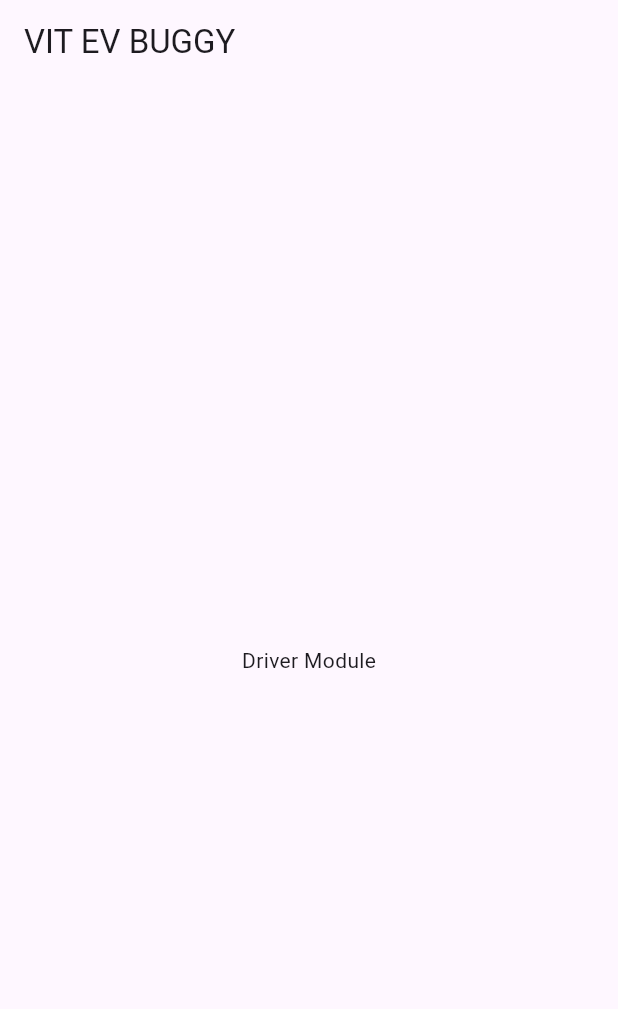
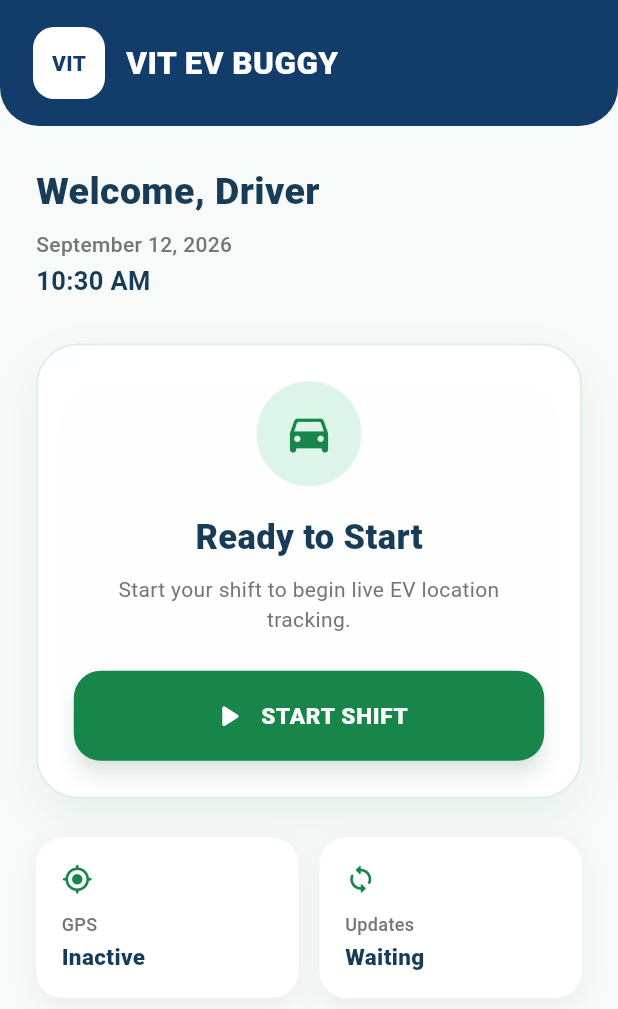
Before and after one commit to SaiPrashanth1602/VIT-EV-BUGGY-FIREBASE, a Flutter app: the screen it shows after launch, on a phone screen of 412 x 824 dp. Shown: the top 1009 px of the screen. Run offline on Flutter 3.47's test engine with Material 3 defaults, Android fonts, the phone set to English and light mode, and no system bars; our stand-ins replace geolocator.

Commit message:
implemented driver screen + gps tracking

```diff
--- a/lib/main.dart
+++ b/lib/main.dart
@@ -1,4 +1,6 @@
 import 'package:flutter/material.dart';
+
+import 'screens/driver/driver_home_screen.dart';
 
 void main() {
   runApp(const VitEvBuggyApp());
@@ -12,10 +14,8 @@ class VitEvBuggyApp extends StatelessWidget {
     return MaterialApp(
       debugShowCheckedModeBanner: false,
       title: 'VIT EV BUGGY',
-      home: Scaffold(
-        appBar: AppBar(title: const Text('VIT EV BUGGY')),
-        body: const Center(child: Text('Driver Module')),
-      ),
+      theme: ThemeData(useMaterial3: true, fontFamily: 'Roboto'),
+      home: const DriverHomeScreen(),
     );
   }
 }
--- a/lib/screens/driver/driver_home_screen.dart
+++ b/lib/screens/driver/driver_home_screen.dart
@@ -0,0 +1,545 @@
+import 'dart:async';
+
+import 'package:flutter/material.dart';
+
+import '../../services/location_service.dart';
+
+class DriverHomeScreen extends StatefulWidget {
+  const DriverHomeScreen({super.key});
+
+  @override
+  State<DriverHomeScreen> createState() => _DriverHomeScreenState();
+}
+
+class _DriverHomeScreenState extends State<DriverHomeScreen> {
+  final LocationService _locationService = LocationService();
+
+  Timer? _clockTimer;
+
+  DateTime _currentDateTime = DateTime.now();
+
+  bool _shiftActive = false;
+  bool _isProcessing = false;
+
+  // Temporary pilot value.
+  // In production this will come from the backend
+  // using the authenticated driver's ID.
+  final String _vehicleId = 'EV1';
+
+  // Temporary pilot value.
+  // In production this will come from the logged-in driver.
+  final String _driverName = 'Driver';
+
+  @override
+  void initState() {
+    super.initState();
+
+    _clockTimer = Timer.periodic(const Duration(seconds: 1), (_) {
+      if (!mounted) {
+        return;
+      }
+
+      setState(() {
+        _currentDateTime = DateTime.now();
+      });
+    });
+  }
+
+  @override
+  void dispose() {
+    _clockTimer?.cancel();
+    _locationService.stopTracking();
+    super.dispose();
+  }
+
+  Future<void> _startShift() async {
+    if (_isProcessing || _shiftActive) {
+      return;
+    }
+
+    setState(() {
+      _isProcessing = true;
+    });
+
+    final started = await _locationService.startTracking(vehicleId: _vehicleId);
+
+    if (!mounted) {
+      return;
+    }
+
+    setState(() {
+      _isProcessing = false;
+      _shiftActive = started;
+    });
+
+    if (!started) {
+      _showMessage('Location permission or GPS service is unavailable.');
+    }
+  }
+
+  Future<void> _endShift() async {
+    if (_isProcessing || !_shiftActive) {
+      return;
+    }
+
+    setState(() {
+      _isProcessing = true;
+    });
+
+    await _locationService.stopTracking();
+
+    if (!mounted) {
+      return;
+    }
+
+    setState(() {
+      _isProcessing = false;
+      _shiftActive = false;
+    });
+
+    _showMessage('Shift ended successfully.');
+  }
+
+  void _showMessage(String message) {
+    ScaffoldMessenger.of(context)
+      ..hideCurrentSnackBar()
+      ..showSnackBar(
+        SnackBar(content: Text(message), behavior: SnackBarBehavior.floating),
+      );
+  }
+
+  String get _formattedTime {
+    final hour = _currentDateTime.hour;
+    final minute = _currentDateTime.minute;
+
+    final period = hour >= 12 ? 'PM' : 'AM';
+    final displayHour = hour % 12 == 0 ? 12 : hour % 12;
+
+    return '$displayHour:${minute.toString().padLeft(2, '0')} $period';
+  }
+
+  String get _formattedDate {
+    const months = [
+      'January',
+      'February',
+      'March',
+      'April',
+      'May',
+      'June',
+      'July',
+      'August',
+      'September',
+      'October',
+      'November',
+      'December',
+    ];
+
+    return '${months[_currentDateTime.month - 1]} '
+        '${_currentDateTime.day}, '
+        '${_currentDateTime.year}';
+  }
+
+  @override
+  Widget build(BuildContext context) {
+    return Scaffold(
+      backgroundColor: const Color(0xFFF8FAF9),
+      body: SafeArea(
+        child: Column(
+          children: [
+            _buildHeader(),
+            Expanded(
+              child: SingleChildScrollView(
+                padding: const EdgeInsets.fromLTRB(24, 26, 24, 32),
+                child: Column(
+                  crossAxisAlignment: CrossAxisAlignment.start,
+                  children: [
+                    _buildWelcomeSection(),
+                    const SizedBox(height: 30),
+                    if (_shiftActive)
+                      _buildActiveShiftCard()
+                    else
+                      _buildStartShiftCard(),
+                    const SizedBox(height: 26),
+                    _buildInfoSection(),
+                  ],
+                ),
+              ),
+            ),
+          ],
+        ),
+      ),
+    );
+  }
+
+  Widget _buildHeader() {
+    return Container(
+      width: double.infinity,
+      padding: const EdgeInsets.fromLTRB(22, 18, 22, 18),
+      decoration: const BoxDecoration(
+        color: Color(0xFF123C69),
+        borderRadius: BorderRadius.vertical(bottom: Radius.circular(26)),
+      ),
+      child: Row(
+        children: [
+          Container(
+            width: 48,
+            height: 48,
+            decoration: BoxDecoration(
+              color: Colors.white,
+              borderRadius: BorderRadius.circular(14),
+            ),
+            child: const Center(
+              child: Text(
+                'VIT',
+                style: TextStyle(
+                  color: Color(0xFF123C69),
+                  fontSize: 14,
+                  fontWeight: FontWeight.w800,
+                ),
+              ),
+            ),
+          ),
+          const SizedBox(width: 14),
+          const Expanded(
+            child: Text(
+              'VIT EV BUGGY',
+              style: TextStyle(
+                color: Colors.white,
+                fontSize: 21,
+                fontWeight: FontWeight.w800,
+                letterSpacing: 0.3,
+              ),
+            ),
+          ),
+        ],
+      ),
+    );
+  }
+
+  Widget _buildWelcomeSection() {
+    return Column(
+      crossAxisAlignment: CrossAxisAlignment.start,
+      children: [
+        Text(
+          'Welcome, $_driverName',
+          style: const TextStyle(
+            color: Color(0xFF183B56),
+            fontSize: 25,
+            fontWeight: FontWeight.w800,
+          ),
+        ),
+        const SizedBox(height: 7),
+        Text(
+          _formattedDate,
+          style: TextStyle(
+            color: Colors.grey.shade600,
+            fontSize: 14,
+            fontWeight: FontWeight.w500,
+          ),
+        ),
+        const SizedBox(height: 2),
+        Text(
+          _formattedTime,
+          style: const TextStyle(
+            color: Color(0xFF183B56),
+            fontSize: 17,
+            fontWeight: FontWeight.w700,
+          ),
+        ),
+      ],
+    );
+  }
+
+  Widget _buildStartShiftCard() {
+    return _buildGlassCard(
+      child: Column(
+        children: [
+          _buildStatusIcon(
+            icon: Icons.directions_car_rounded,
+            background: const Color(0xFFDDF5E8),
+            iconColor: const Color(0xFF18864B),
+          ),
+          const SizedBox(height: 18),
+          const Text(
+            'Ready to Start',
+            style: TextStyle(
+              color: Color(0xFF183B56),
+              fontSize: 23,
+              fontWeight: FontWeight.w800,
+            ),
+          ),
+          const SizedBox(height: 8),
+          Text(
+            'Start your shift to begin live EV location tracking.',
+            textAlign: TextAlign.center,
+            style: TextStyle(
+              color: Colors.grey.shade600,
+              fontSize: 14,
+              height: 1.45,
+            ),
+          ),
+          const SizedBox(height: 24),
+          _buildPrimaryButton(
+            label: 'START SHIFT',
+            icon: Icons.play_arrow_rounded,
+            onPressed: _isProcessing ? null : _startShift,
+            loading: _isProcessing,
+          ),
+        ],
+      ),
+    );
+  }
+
+  Widget _buildActiveShiftCard() {
+    return _buildGlassCard(
+      child: Column(
+        children: [
+          _buildStatusIcon(
+            icon: Icons.location_on_rounded,
+            background: const Color(0xFFDDF5E8),
+            iconColor: const Color(0xFF18864B),
+          ),
+          const SizedBox(height: 18),
+          const Text(
+            'Shift Active',
+            style: TextStyle(
+              color: Color(0xFF183B56),
+              fontSize: 23,
+              fontWeight: FontWeight.w800,
+            ),
+          ),
+          const SizedBox(height: 8),
+          const Text(
+            'Live location tracking is active',
+            style: TextStyle(
+              color: Color(0xFF18864B),
+              fontSize: 14,
+              fontWeight: FontWeight.w600,
+            ),
+          ),
+          const SizedBox(height: 22),
+          Container(
+            width: double.infinity,
+            padding: const EdgeInsets.symmetric(horizontal: 18, vertical: 15),
+            decoration: BoxDecoration(
+              color: const Color(0xFFF2F8F4),
+              borderRadius: BorderRadius.circular(16),
+            ),
+            child: Row(
+              children: [
+                const Icon(
+                  Icons.electric_car_rounded,
+                  color: Color(0xFF18864B),
+                ),
+                const SizedBox(width: 12),
+                const Expanded(
+                  child: Text(
+                    'Assigned Vehicle',
+                    style: TextStyle(
+                      color: Color(0xFF52636F),
+                      fontSize: 13,
+                      fontWeight: FontWeight.w500,
+                    ),
+                  ),
+                ),
+                Text(
+                  _vehicleId,
+                  style: const TextStyle(
+                    color: Color(0xFF183B56),
+                    fontSize: 16,
+                    fontWeight: FontWeight.w800,
+                  ),
+                ),
+              ],
+            ),
+          ),
+          const SizedBox(height: 22),
+          _buildEndShiftButton(),
+        ],
+      ),
+    );
+  }
+
+  Widget _buildInfoSection() {
+    return Row(
+      children: [
+        Expanded(
+          child: _buildInfoCard(
+            Icons.gps_fixed_rounded,
+            'GPS',
+            _shiftActive ? 'Tracking' : 'Inactive',
+          ),
+        ),
+        const SizedBox(width: 14),
+        Expanded(
+          child: _buildInfoCard(
+            Icons.sync_rounded,
+            'Updates',
+            _shiftActive ? 'Live' : 'Waiting',
+          ),
+        ),
+      ],
+    );
+  }
+
+  Widget _buildInfoCard(IconData icon, String title, String value) {
+    return Container(
+      padding: const EdgeInsets.all(17),
+      decoration: BoxDecoration(
+        color: Colors.white,
+        borderRadius: BorderRadius.circular(18),
+        boxShadow: [
+          BoxShadow(
+            color: Colors.black.withValues(alpha: 0.05),
+            blurRadius: 16,
+            offset: const Offset(0, 6),
+          ),
+        ],
+      ),
+      child: Column(
+        crossAxisAlignment: CrossAxisAlignment.start,
+        children: [
+          Icon(icon, size: 21, color: const Color(0xFF18864B)),
+          const SizedBox(height: 11),
+          Text(
+            title,
+            style: TextStyle(
+              color: Colors.grey.shade600,
+              fontSize: 12,
+              fontWeight: FontWeight.w500,
+            ),
+          ),
+          const SizedBox(height: 3),
+          Text(
+            value,
+            style: const TextStyle(
+              color: Color(0xFF183B56),
+              fontSize: 15,
+              fontWeight: FontWeight.w800,
+            ),
+          ),
+        ],
+      ),
+    );
+  }
+
+  Widget _buildGlassCard({required Widget child}) {
+    return Container(
+      width: double.infinity,
+      padding: const EdgeInsets.all(24),
+      decoration: BoxDecoration(
+        color: Colors.white.withValues(alpha: 0.96),
+        borderRadius: BorderRadius.circular(28),
+        border: Border.all(color: const Color(0xFFDDEEE4), width: 1.2),
+        boxShadow: [
+          BoxShadow(
+            color: const Color(0xFF18864B).withValues(alpha: 0.08),
+            blurRadius: 28,
+            offset: const Offset(0, 12),
+          ),
+        ],
+      ),
+      child: child,
+    );
+  }
+
+  Widget _buildStatusIcon({
+    required IconData icon,
+    required Color background,
+    required Color iconColor,
+  }) {
+    return Container(
+      width: 70,
+      height: 70,
+      decoration: BoxDecoration(color: background, shape: BoxShape.circle),
+      child: Icon(icon, size: 34, color: iconColor),
+    );
+  }
+
+  Widget _buildPrimaryButton({
+    required String label,
+    required IconData icon,
+    required VoidCallback? onPressed,
+    required bool loading,
+  }) {
+    return SizedBox(
+      width: double.infinity,
+      height: 60,
+      child: ElevatedButton(
+        onPressed: onPressed,
+        style: ElevatedButton.styleFrom(
+          backgroundColor: const Color(0xFF18864B),
+          foregroundColor: Colors.white,
+          disabledBackgroundColor: const Color(0xFF9ABBA8),
+          elevation: 5,
+          shadowColor: const Color(0xFF18864B).withValues(alpha: 0.25),
+          shape: RoundedRectangleBorder(
+            borderRadius: BorderRadius.circular(18),
+          ),
+        ),
+        child: loading
+            ? const SizedBox(
+                width: 23,
+                height: 23,
+                child: CircularProgressIndicator(
+                  strokeWidth: 2.5,
+                  valueColor: AlwaysStoppedAnimation<Color>(Colors.white),
+                ),
+              )
+            : Row(
+                mainAxisAlignment: MainAxisAlignment.center,
+                children: [
+                  Icon(icon, size: 25),
+                  const SizedBox(width: 9),
+                  Text(
+                    label,
+                    style: const TextStyle(
+                      fontSize: 15,
+                      fontWeight: FontWeight.w800,
+                      letterSpacing: 0.5,
+                    ),
+                  ),
+                ],
+              ),
+      ),
+    );
+  }
+
+  Widget _buildEndShiftButton() {
+    return SizedBox(
+      width: double.infinity,
+      height: 58,
+      child: OutlinedButton(
+        onPressed: _isProcessing ? null : _endShift,
+        style: OutlinedButton.styleFrom(
+          foregroundColor: const Color(0xFFC62828),
+          side: const BorderSide(color: Color(0xFFC62828), width: 1.5),
+          shape: RoundedRectangleBorder(
+            borderRadius: BorderRadius.circular(18),
+          ),
+        ),
+        child: _isProcessing
+            ? const SizedBox(
+                width: 22,
+                height: 22,
+                child: CircularProgressIndicator(strokeWidth: 2.5),
+              )
+            : const Row(
+                mainAxisAlignment: MainAxisAlignment.center,
+                children: [
+                  Icon(Icons.stop_rounded, size: 23),
+                  SizedBox(width: 8),
+                  Text(
+                    'END SHIFT',
+                    style: TextStyle(
+                      fontSize: 15,
+                      fontWeight: FontWeight.w800,
+                      letterSpacing: 0.5,
+                    ),
+                  ),
+                ],
+              ),
+      ),
+    );
+  }
+}
```
Also changed, not shown: lib/services/location_service.dart (added, +130 -0 lines), 2 other files.
